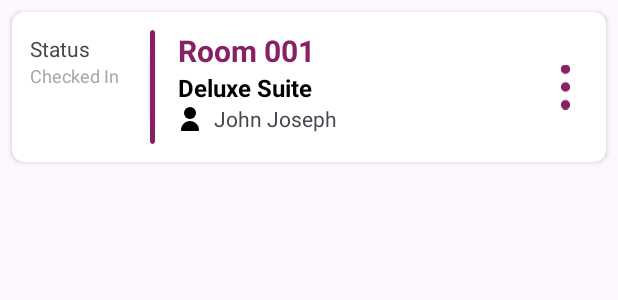
After one commit to angelb9967/Nurad-Admin-Mobile, an Android app: the layout item_booking.xml on its own in the app's theme, with its tools: preview values and no code run, on a phone screen of 412 x 824 dp. The commit adds this screen. Shown: the top 300 px of the screen. Run offline under Robolectric (Android 15) with nearby library versions, the phone set to English and light mode, and no system bars.

Commit message:
Bookings Recycler View

```diff
--- /dev/null
+++ b/app/src/main/res/drawable/menu_dots_vertical.xml
@@ -0,0 +1,15 @@
+<vector xmlns:android="http://schemas.android.com/apk/res/android"
+    android:width="512dp"
+    android:height="512dp"
+    android:viewportWidth="512"
+    android:viewportHeight="512">
+  <path
+      android:fillColor="@color/purple"
+      android:pathData="M256,53.33m-53.33,0a53.33,53.33 0,1 1,106.67 0a53.33,53.33 0,1 1,-106.67 0"/>
+  <path
+      android:fillColor="@color/purple"
+      android:pathData="M256,256m-53.33,0a53.33,53.33 0,1 1,106.67 0a53.33,53.33 0,1 1,-106.67 0"/>
+  <path
+      android:fillColor="@color/purple"
+      android:pathData="M256,458.67m-53.33,0a53.33,53.33 0,1 1,106.67 0a53.33,53.33 0,1 1,-106.67 0"/>
+</vector>
--- a/app/src/main/res/drawable/user.xml
+++ b/app/src/main/res/drawable/user.xml
@@ -1,4 +1,4 @@
-<vector xmlns:android="http://schemas.android.com/apk/res/android" android:height="20dp" android:viewportHeight="512" android:viewportWidth="512" android:width="20dp">
+<vector xmlns:android="http://schemas.android.com/apk/res/android" android:height="16dp" android:viewportHeight="512" android:viewportWidth="512" android:width="16dp">
 
     <path android:fillColor="#FF000000" android:pathData="M256,128m-128,0a128,128 0,1 1,256 0a128,128 0,1 1,-256 0"/>
 
--- a/app/src/main/res/layout/fragment__booking.xml
+++ b/app/src/main/res/layout/fragment__booking.xml
@@ -78,10 +78,10 @@
             app:layout_constraintTop_toTopOf="@+id/date_Etxt" />
 
         <androidx.recyclerview.widget.RecyclerView
+            android:id="@+id/recyclerView"
             android:layout_marginTop="10dp"
             android:layout_marginStart="20dp"
             android:layout_marginEnd="20dp"
-            android:id="@+id/recyclerView"
             android:layout_width="match_parent"
             android:layout_height="0dp"
             app:layout_constraintStart_toStartOf="parent"
--- /dev/null
+++ b/app/src/main/res/layout/item_booking.xml
@@ -0,0 +1,132 @@
+<?xml version="1.0" encoding="utf-8"?>
+<androidx.cardview.widget.CardView xmlns:android="http://schemas.android.com/apk/res/android"
+    xmlns:app="http://schemas.android.com/apk/res-auto"
+    xmlns:tools="http://schemas.android.com/tools"
+    android:layout_width="match_parent"
+    android:layout_height="wrap_content"
+    android:layout_margin="8dp"
+    app:cardCornerRadius="8dp"
+    android:elevation="8dp">
+
+    <androidx.constraintlayout.widget.ConstraintLayout
+        android:layout_width="match_parent"
+        android:layout_height="100dp"
+        android:padding="12dp">
+
+        <LinearLayout
+            android:id="@+id/linearLayoutStatus"
+            android:layout_width="80dp"
+            android:layout_height="wrap_content"
+            android:orientation="vertical"
+            android:paddingEnd="8dp"
+            app:layout_constraintBottom_toBottomOf="parent"
+            app:layout_constraintEnd_toStartOf="@+id/view"
+            app:layout_constraintStart_toStartOf="parent"
+            app:layout_constraintTop_toTopOf="parent"
+            app:layout_constraintVertical_bias="0.074">
+
+            <TextView
+                android:id="@+id/textView"
+                android:layout_width="wrap_content"
+                android:layout_height="wrap_content"
+                android:ellipsize="end"
+                android:text="Status"
+                android:textSize="14sp" />
+
+            <TextView
+                android:id="@+id/status"
+                android:layout_width="wrap_content"
+                android:layout_height="wrap_content"
+                android:ellipsize="end"
+                android:text="Checked In"
+                android:textColor="@color/lightgray"
+                android:textSize="12sp" />
+        </LinearLayout>
+
+        <androidx.cardview.widget.CardView
+            android:id="@+id/view"
+            android:layout_width="3dp"
+            android:layout_height="match_parent"
+            android:background="#E6DBDB"
+            android:backgroundTint="@color/purple"
+            android:elevation="0dp"
+            app:cardCornerRadius="8dp"
+            app:layout_constraintBottom_toBottomOf="parent"
+            app:layout_constraintEnd_toStartOf="@+id/linearLayout3"
+            app:layout_constraintStart_toEndOf="@+id/linearLayoutStatus"
+            app:layout_constraintTop_toTopOf="parent"
+            app:layout_constraintVertical_bias="0.5" />
+
+        <LinearLayout
+            android:id="@+id/linearLayout3"
+            android:layout_width="0dp"
+            android:layout_height="match_parent"
+            android:layout_marginStart="15dp"
+            android:orientation="vertical"
+            app:layout_constraintBottom_toBottomOf="parent"
+            app:layout_constraintStart_toEndOf="@+id/view"
+            app:layout_constraintEnd_toStartOf="@+id/menubtn"
+            app:layout_constraintTop_toTopOf="parent"
+            app:layout_constraintHorizontal_bias="1.0">
+
+            <TextView
+                android:id="@+id/roomName"
+                android:layout_width="wrap_content"
+                android:layout_height="wrap_content"
+                android:text="Room 001"
+                android:textColor="@color/purple"
+                android:textSize="20sp"
+                android:ellipsize="end"
+                android:maxLines="1"
+                android:textStyle="bold" />
+
+            <TextView
+                android:id="@+id/roomTitle"
+                android:layout_width="wrap_content"
+                android:layout_height="wrap_content"
+                android:text="Deluxe Suite"
+                android:textColor="@color/black"
+                android:textSize="16sp"
+                android:ellipsize="end"
+                android:maxLines="1"
+                android:textStyle="bold" />
+
+            <LinearLayout
+                android:layout_width="wrap_content"
+                android:layout_height="wrap_content"
+                android:orientation="horizontal">
+
+                <ImageView
+                    android:id="@+id/imageView2"
+                    android:layout_width="wrap_content"
+                    android:layout_height="wrap_content"
+                    android:layout_marginTop="2dp"
+                    app:srcCompat="@drawable/user" />
+
+                <TextView
+                    android:id="@+id/guestName"
+                    android:layout_width="wrap_content"
+                    android:layout_height="wrap_content"
+                    android:layout_gravity="center_vertical"
+                    android:layout_marginStart="8dp"
+                    android:text="John Joseph"
+                    android:textSize="14sp"
+                    android:ellipsize="end"
+                    android:maxLines="1" />
+
+            </LinearLayout>
+        </LinearLayout>
+
+        <ImageView
+            android:id="@+id/menubtn"
+            android:layout_width="30dp"
+            android:layout_height="wrap_content"
+            app:layout_constraintBottom_toBottomOf="parent"
+            app:layout_constraintEnd_toEndOf="parent"
+            app:layout_constraintTop_toTopOf="parent"
+            app:layout_constraintVertical_bias="0.5"
+            app:srcCompat="@drawable/menu_dots_vertical" />
+
+    </androidx.constraintlayout.widget.ConstraintLayout>
+
+</androidx.cardview.widget.CardView>
```
Also changed, not shown: app/src/main/java/com/example/nuradadmin/Adapters/Adapter_Booking.java (added, +134 -0 lines), app/src/main/java/com/example/nuradadmin/Fragments/Fragment_Booking.java (+47 -0 lines), app/src/main/java/com/example/nuradadmin/Models/Model_Booking.java (+10 -0 lines).
